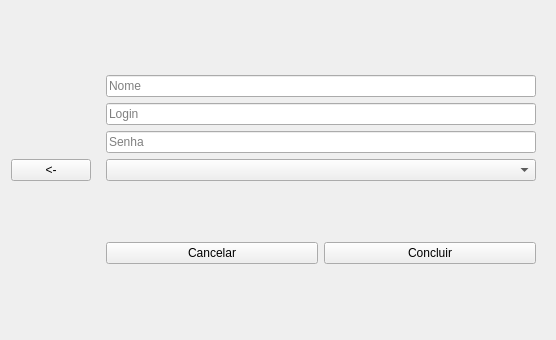
This is App/view/ui/registerEmployee.ui in Caiquef80/Gerenciamento-Escolar as Qt 5 draws it before an edit. The edited form follows.
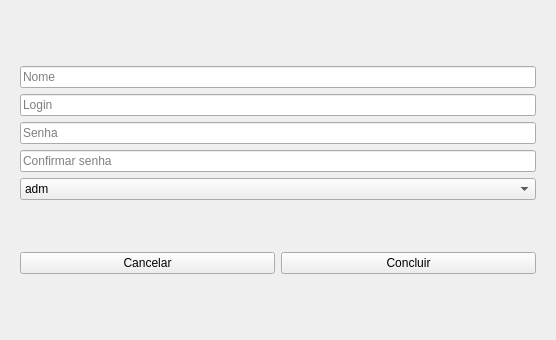
This is the edited form.

```diff
--- a/App/view/ui/registerEmployee.ui
+++ b/App/view/ui/registerEmployee.ui
@@ -14,13 +14,6 @@
    <string>Form</string>
   </property>
   <layout class="QHBoxLayout" name="horizontalLayout_2">
-   <item>
-    <widget class="QPushButton" name="pushButton">
-     <property name="text">
-      <string>&lt;-</string>
-     </property>
-    </widget>
-   </item>
    <item>
     <widget class="QWidget" name="widget" native="true">
      <layout class="QVBoxLayout" name="verticalLayout_2">
@@ -42,13 +35,42 @@
         </item>
         <item>
          <widget class="QLineEdit" name="senha">
+          <property name="echoMode">
+           <enum>QLineEdit::Password</enum>
+          </property>
           <property name="placeholderText">
            <string>Senha</string>
           </property>
          </widget>
         </item>
         <item>
-         <widget class="QComboBox" name="funcionario"/>
+         <widget class="QLineEdit" name="senha_2">
+          <property name="echoMode">
+           <enum>QLineEdit::Password</enum>
+          </property>
+          <property name="placeholderText">
+           <string>Confirmar senha</string>
+          </property>
+         </widget>
+        </item>
+        <item>
+         <widget class="QComboBox" name="funcionario">
+          <item>
+           <property name="text">
+            <string>adm</string>
+           </property>
+          </item>
+          <item>
+           <property name="text">
+            <string>agente</string>
+           </property>
+          </item>
+          <item>
+           <property name="text">
+            <string>secretaria</string>
+           </property>
+          </item>
+         </widget>
         </item>
        </layout>
       </item>
```
